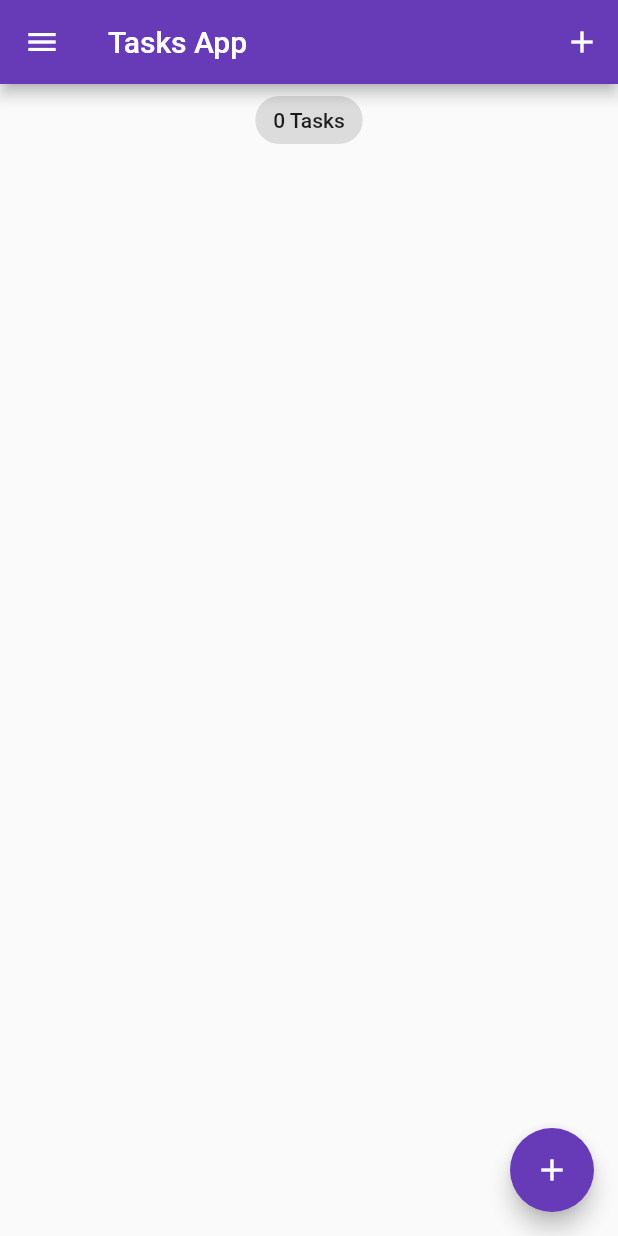
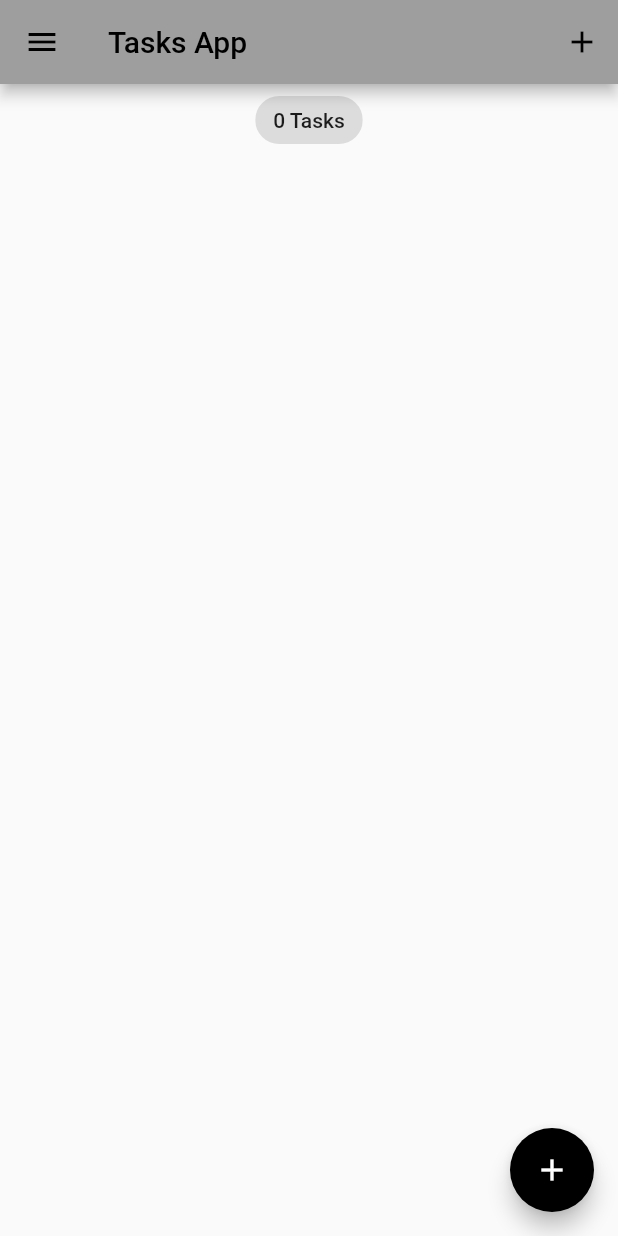
Before and after one commit to PhaiWisit/Tasklist_Bloc, a Flutter app: the screen it shows after launch, on a phone screen of 412 x 824 dp. Run offline on Flutter 3.47's test engine with Material 2 defaults, Android fonts, the phone set to English and light mode, and no system bars; our stand-ins replace equatable, flutter_bloc, hydrated_bloc.

Commit message:
app theme

```diff
--- a/lib/blocs/bloc_exports.dart
+++ b/lib/blocs/bloc_exports.dart
@@ -1,3 +1,4 @@
-export './bloc/tasks_bloc.dart';
+export './tasks_bloc/tasks_bloc.dart';
 export 'package:flutter_bloc/flutter_bloc.dart';
 export 'package:hydrated_bloc/hydrated_bloc.dart';
+export './switch_bloc/switch_bloc.dart';
--- /dev/null
+++ b/lib/blocs/switch_bloc/switch_bloc.dart
@@ -0,0 +1,27 @@
+import 'package:equatable/equatable.dart';
+
+import '../bloc_exports.dart';
+
+part 'switch_event.dart';
+part 'switch_state.dart';
+
+class SwitchBloc extends HydratedBloc<SwitchEvent, SwitchState> {
+  SwitchBloc() : super(SwitchInitial(switchValue: false)) {
+    on<SwitchOnEvent>((event, emit) {
+      emit(const SwitchState(switchValue: true));
+    });
+    on<SwitchOffEvent>((event, emit) {
+      emit(const SwitchState(switchValue: false));
+    });
+  }
+
+  @override
+  SwitchState? fromJson(Map<String, dynamic> json) {
+    return SwitchState.fromMap(json);
+  }
+
+  @override
+  Map<String, dynamic>? toJson(SwitchState state) {
+    return state.toMap();
+  }
+}
--- /dev/null
+++ b/lib/blocs/switch_bloc/switch_event.dart
@@ -0,0 +1,11 @@
+part of 'switch_bloc.dart';
+
+abstract class SwitchEvent extends Equatable {
+  const SwitchEvent();
+
+  @override
+  List<Object> get props => [];
+}
+
+class SwitchOnEvent extends SwitchEvent{}
+class SwitchOffEvent extends SwitchEvent{}
--- /dev/null
+++ b/lib/blocs/switch_bloc/switch_state.dart
@@ -0,0 +1,28 @@
+
+part of 'switch_bloc.dart';
+
+class SwitchState extends Equatable {
+  final bool switchValue;
+  const SwitchState({required this.switchValue});
+
+  @override
+  List<Object> get props => [switchValue];
+
+  Map<String, dynamic> toMap() {
+    return <String, dynamic>{
+      'switchValue': switchValue,
+    };
+  }
+
+  factory SwitchState.fromMap(Map<String, dynamic> map) {
+    return SwitchState(
+      switchValue: map['switchValue'] as bool,
+    );
+  }
+
+
+}
+
+class SwitchInitial extends SwitchState {
+  SwitchInitial({required bool switchValue}) : super(switchValue: switchValue);
+}
--- a/lib/main.dart
+++ b/lib/main.dart
@@ -1,8 +1,8 @@
 import 'package:flutter/material.dart';
 import 'package:flutter_tasks_app/services/app_router.dart';
+import 'package:flutter_tasks_app/services/app_theme.dart';
 import 'package:path_provider/path_provider.dart';
 import 'package:flutter/foundation.dart' show kIsWeb;
-
 import 'blocs/bloc_exports.dart';
 import 'screens/tasks_screen.dart';
 
@@ -36,15 +36,22 @@ class MyApp extends StatelessWidget {
   // This widget is the root of your application.
   @override
   Widget build(BuildContext context) {
-    return BlocProvider(
-      create: (context) => TasksBloc(),
-      child: MaterialApp(
-        title: 'Flutter Tasks App',
-        theme: ThemeData(
-          primarySwatch: Colors.deepPurple,
-        ),
-        home: const TasksScreen(),
-        onGenerateRoute: appRouter.onGenerateRoute,
+    return MultiBlocProvider(
+      providers: [
+        BlocProvider(create: (context) => TasksBloc()),
+        BlocProvider(create: (context) => SwitchBloc()),
+      ],
+      child: BlocBuilder<SwitchBloc, SwitchState>(
+        builder: (context, state) {
+          return MaterialApp(
+            title: 'Flutter Tasks App',
+            theme: state.switchValue
+              ? AppThemes.appThemeData[AppTheme.darkTheme]
+              : AppThemes.appThemeData[AppTheme.lightTheme],
+            home: const TasksScreen(),
+            onGenerateRoute: appRouter.onGenerateRoute,
+          );
+        },
       ),
     );
   }
--- /dev/null
+++ b/lib/services/app_theme.dart
@@ -0,0 +1,57 @@
+import 'package:flutter/material.dart';
+
+enum AppTheme{
+  lightTheme,darkTheme,
+}
+
+ class AppThemes {
+  static final appThemeData = {
+    AppTheme.darkTheme: ThemeData(
+      primarySwatch: Colors.grey,
+      primaryColor: Colors.black,
+      brightness: Brightness.dark,
+      backgroundColor: const Color(0xFF212121),
+      dividerColor: Colors.black54,
+      floatingActionButtonTheme: const FloatingActionButtonThemeData(
+        backgroundColor: Colors.white,
+      ),
+      textButtonTheme: TextButtonThemeData(
+        style: ButtonStyle(
+          foregroundColor: MaterialStateProperty.all(Colors.white),
+        ),
+      ),
+      textTheme: const TextTheme(
+        subtitle1: TextStyle(color: Colors.white),
+      ),
+      bottomNavigationBarTheme: const BottomNavigationBarThemeData(
+          backgroundColor: Colors.grey, unselectedItemColor: Colors.white),
+    ),
+
+    //
+    //
+
+    AppTheme.lightTheme: ThemeData(
+      primarySwatch: Colors.grey,
+      primaryColor: Colors.white,
+      brightness: Brightness.light,
+      backgroundColor: const Color(0xFFE5E5E5),
+      dividerColor: const Color(0xff757575),
+      floatingActionButtonTheme: const FloatingActionButtonThemeData(
+        backgroundColor: Colors.black,
+        foregroundColor: Colors.white,
+      ),
+      textButtonTheme: TextButtonThemeData(
+        style: ButtonStyle(
+          foregroundColor: MaterialStateProperty.all(Colors.black),
+        ),
+      ),
+      textTheme: const TextTheme(
+        subtitle1: TextStyle(color: Colors.black),
+      ),
+      bottomNavigationBarTheme: const BottomNavigationBarThemeData(
+          backgroundColor: Colors.grey,
+          selectedItemColor: Colors.black,
+          unselectedItemColor: Colors.white),
+    ),
+  };
+}
```
Also changed, not shown: lib/screens/my_drawer.dart (+15 -2 lines), lib/blocs/tasks_bloc/tasks_bloc.dart (renamed from lib/blocs/bloc/tasks_bloc.dart), lib/blocs/tasks_bloc/tasks_event.dart (renamed from lib/blocs/bloc/tasks_event.dart), lib/blocs/tasks_bloc/tasks_state.dart (renamed from lib/blocs/bloc/tasks_state.dart).
